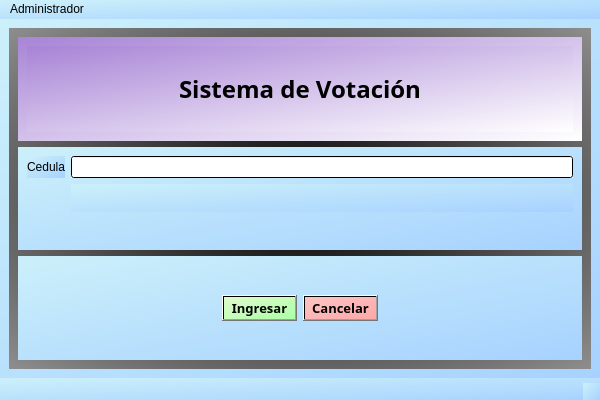
Qt form principal.ui (JA-Camacho/Qt-Sistema-de-Votacion) before a commit.
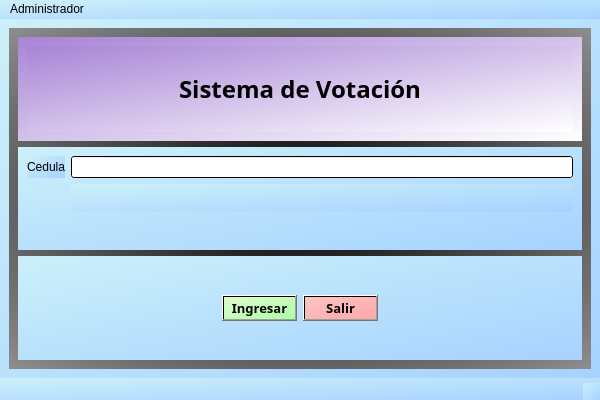
The same form after that commit. Icons and pictures are not drawn.

Commit message: Verificación de Botones

The edit to the form file:
```diff
--- a/principal.ui
+++ b/principal.ui
@@ -163,7 +163,7 @@
              <string notr="true">background-color: qlineargradient(spread:pad, x1:0, y1:0, x2:1, y2:1, stop:0 rgba(250, 197, 197, 255), stop:1 rgba(255, 167, 167, 255));</string>
             </property>
             <property name="text">
-             <string>Cancelar</string>
+             <string>Salir</string>
             </property>
            </widget>
           </item>
```
Left out of the diff: 4 changed lines with no effect on the pictures. The commit also changes 2 other files.
